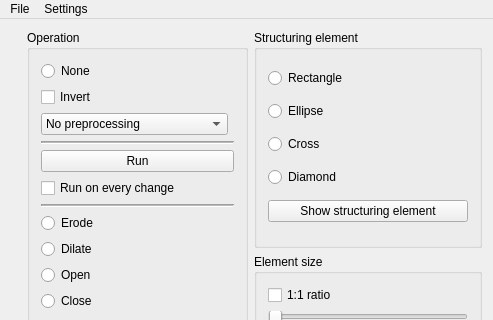
This is morph/mainwindow.ui in k0zmo/morphology-opencl as Qt 5 draws it before an edit; both pictures show x 0 to 493 and y 0 to 320 of the 493 by 520 pixel window. The edited form follows.
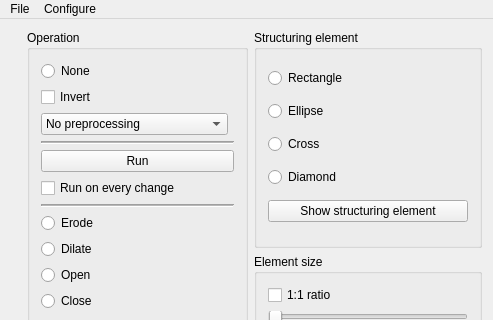
This is the edited form. Custom widgets are drawn as their Qt base class.

```diff
--- a/morph/mainwindow.ui
+++ b/morph/mainwindow.ui
@@ -553,15 +553,15 @@
     <addaction name="separator"/>
     <addaction name="actionExit"/>
    </widget>
-   <widget class="QMenu" name="menuSettings">
+   <widget class="QMenu" name="menuConfig">
     <property name="title">
-     <string>Settings</string>
+     <string>Configure</string>
     </property>
     <addaction name="actionOpenCL"/>
     <addaction name="actionPickMethod"/>
    </widget>
    <addaction name="menuFile"/>
-   <addaction name="menuSettings"/>
+   <addaction name="menuConfig"/>
   </widget>
   <action name="actionOpen">
    <property name="text">
```
Left out of the diff: 7 changed lines with no effect on the pictures.
